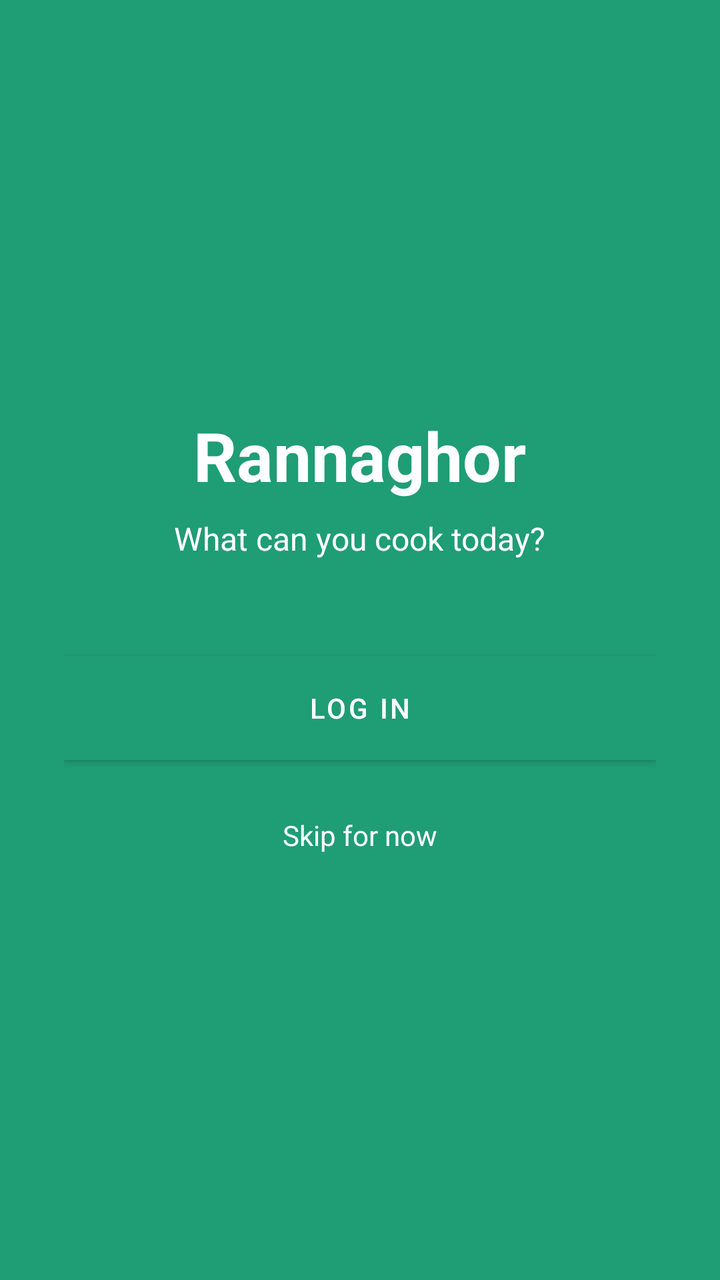
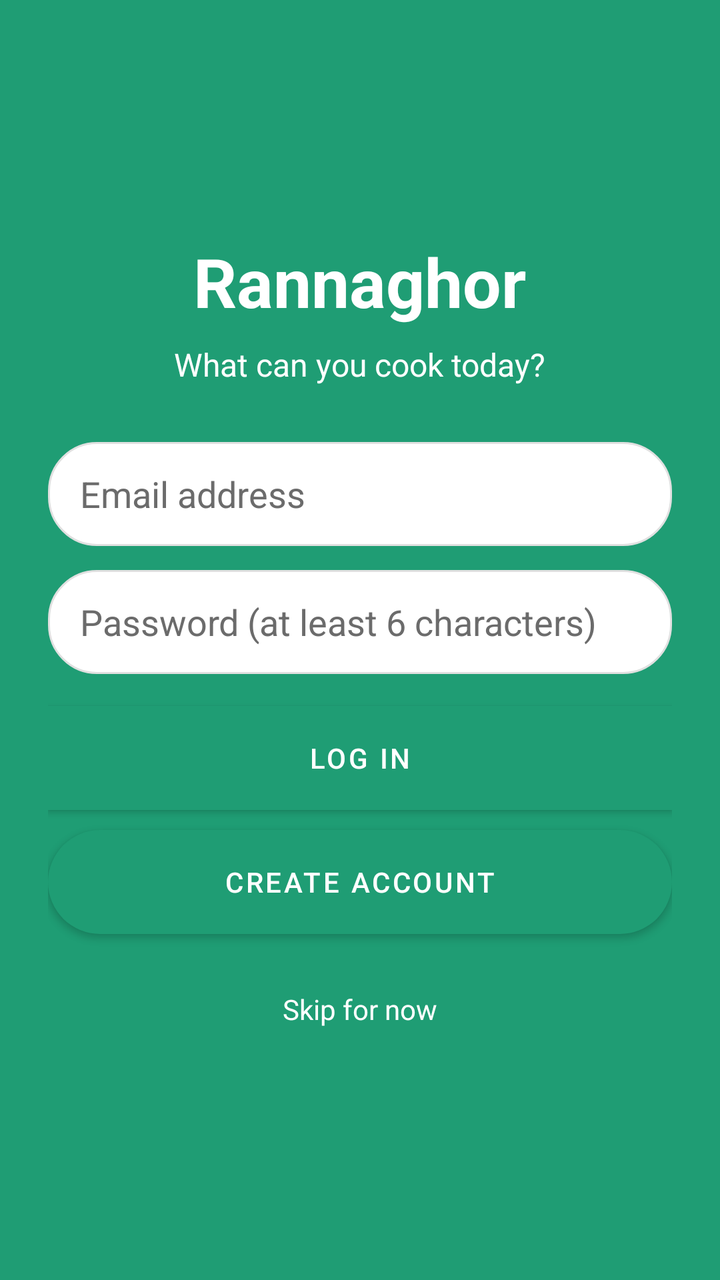

Before-and-after screenshots of an Android layout around one commit, followed by the original layout XML and the change that was made.
<!-- AndroidManifest.xml: application theme Theme.Rannaghor -->
<!-- res/layout/activity_login.xml -->
<?xml version="1.0" encoding="utf-8"?>
<LinearLayout xmlns:android="http://schemas.android.com/apk/res/android"
    android:layout_width="match_parent"
    android:layout_height="match_parent"
    android:orientation="vertical"
    android:gravity="center"
    android:padding="32dp"
    android:background="@color/primary">

    <TextView
        android:layout_width="wrap_content"
        android:layout_height="wrap_content"
        android:text="@string/app_name"
        android:textColor="@color/white"
        android:textSize="34sp"
        android:textStyle="bold" />

    <TextView
        android:layout_width="wrap_content"
        android:layout_height="wrap_content"
        android:layout_marginTop="8dp"
        android:layout_marginBottom="48dp"
        android:text="@string/tagline"
        android:textColor="@color/white"
        android:textSize="16sp" />

    
    <Button
        android:id="@+id/buttonLogin"
        android:layout_width="match_parent"
        android:layout_height="52dp"
        android:background="@color/accent"
        android:text="@string/log_in"
        android:textColor="@color/white" />

    <TextView
        android:id="@+id/textSkip"
        android:layout_width="wrap_content"
        android:layout_height="wrap_content"
        android:layout_marginTop="20dp"
        android:padding="8dp"
        android:text="@string/skip_login"
        android:textColor="@color/white" />

</LinearLayout>
<!-- resources referenced by this layout -->
<resources>
  <color name="accent">#FF9F43</color>
  <color name="primary">#1F9D74</color>
  <color name="white">#FFFFFF</color>
  <string name="app_name">Rannaghor</string>
  <string name="log_in">Log in</string>
  <string name="skip_login">Skip for now</string>
  <string name="tagline">What can you cook today?</string>
  <style name="Theme.Rannaghor" parent="Theme.MaterialComponents.Light.NoActionBar">
          <item name="colorPrimary">@color/primary</item>
          <item name="colorPrimaryDark">@color/primary_dark</item>
          <item name="colorAccent">@color/accent</item>
          <item name="colorOnPrimary">@color/white</item>
          <item name="colorOnSurface">@color/text_primary</item>
          <item name="android:textColorPrimary">@color/text_primary</item>
          <item name="android:textColorSecondary">@color/text_secondary</item>
          <item name="android:textColorHint">@color/text_secondary</item>
          <item name="android:colorBackground">@color/background</item>
          <item name="android:windowBackground">@color/background</item>
          <item name="android:statusBarColor">@color/primary_dark</item>
          <item name="android:windowLightStatusBar">false</item>
      </style>
  <color name="primary_dark">#15785A</color>
  <color name="text_primary">#1A1A1A</color>
  <color name="text_secondary">#6B6B6B</color>
  <color name="background">#FAFAFA</color>
</resources>

<!-- the commit's change to res/layout/activity_login.xml (unified diff, before → after) -->
@@ -4,7 +4,7 @@
     android:layout_height="match_parent"
     android:orientation="vertical"
     android:gravity="center"
-    android:padding="32dp"
+    android:padding="24dp"
     android:background="@color/primary">
 
     <TextView
@@ -19,18 +19,52 @@
         android:layout_width="wrap_content"
         android:layout_height="wrap_content"
         android:layout_marginTop="8dp"
-        android:layout_marginBottom="48dp"
+        android:layout_marginBottom="28dp"
         android:text="@string/tagline"
         android:textColor="@color/white"
         android:textSize="16sp" />
 
-    
+    <EditText
+        android:id="@+id/editEmail"
+        android:layout_width="match_parent"
+        android:layout_height="52dp"
+        android:layout_marginBottom="12dp"
+        android:background="@drawable/bg_search_box"
+        android:hint="@string/email_address"
+        android:inputType="textEmailAddress"
+        android:paddingHorizontal="16dp"
+        android:singleLine="true"
+        android:textColor="@color/text_primary"
+        android:textColorHint="@color/text_secondary" />
+
+    <EditText
+        android:id="@+id/editPassword"
+        android:layout_width="match_parent"
+        android:layout_height="52dp"
+        android:layout_marginBottom="16dp"
+        android:background="@drawable/bg_search_box"
+        android:hint="@string/password"
+        android:inputType="textPassword"
+        android:paddingHorizontal="16dp"
+        android:singleLine="true"
+        android:textColor="@color/text_primary"
+        android:textColorHint="@color/text_secondary" />
+
     <Button
         android:id="@+id/buttonLogin"
         android:layout_width="match_parent"
         android:layout_height="52dp"
         android:background="@color/accent"
         android:text="@string/log_in"
+        android:textColor="@color/white" />
+
+    <Button
+        android:id="@+id/buttonCreateAccount"
+        android:layout_width="match_parent"
+        android:layout_height="52dp"
+        android:layout_marginTop="10dp"
+        android:background="@drawable/bg_rounded_button"
+        android:text="@string/create_account"
         android:textColor="@color/white" />
 
     <TextView
<!-- resource entries referenced after the edit -->
@@ -3,8 +3,24 @@
   <color name="accent">#FF9F43</color>
   <color name="primary">#1F9D74</color>
   <color name="white">#FFFFFF</color>
+  <!-- drawable bg_rounded_button (drawable) -->
+  <?xml version="1.0" encoding="utf-8"?>
+  <shape xmlns:android="http://schemas.android.com/apk/res/android">
+      <solid android:color="@color/accent" />
+      <corners android:radius="28dp" />
+  </shape>
+  <!-- drawable bg_search_box (drawable) -->
+  <?xml version="1.0" encoding="utf-8"?>
+  <shape xmlns:android="http://schemas.android.com/apk/res/android">
+      <solid android:color="@color/surface" />
+      <corners android:radius="24dp" />
+      <stroke android:width="1dp" android:color="@color/divider" />
+  </shape>
   <string name="app_name">Rannaghor</string>
+  <string name="create_account">Create account</string>
+  <string name="email_address">Email address</string>
   <string name="log_in">Log in</string>
+  <string name="password">Password (at least 6 characters)</string>
   <string name="skip_login">Skip for now</string>
   <string name="tagline">What can you cook today?</string>
   <style name="Theme.Rannaghor" parent="Theme.MaterialComponents.Light.NoActionBar">
@@ -21,6 +37,8 @@
           <item name="android:statusBarColor">@color/primary_dark</item>
           <item name="android:windowLightStatusBar">false</item>
       </style>
+  <color name="surface">#FFFFFF</color>
+  <color name="divider">#E0E0E0</color>
   <color name="primary_dark">#15785A</color>
   <color name="text_primary">#1A1A1A</color>
   <color name="text_secondary">#6B6B6B</color>
